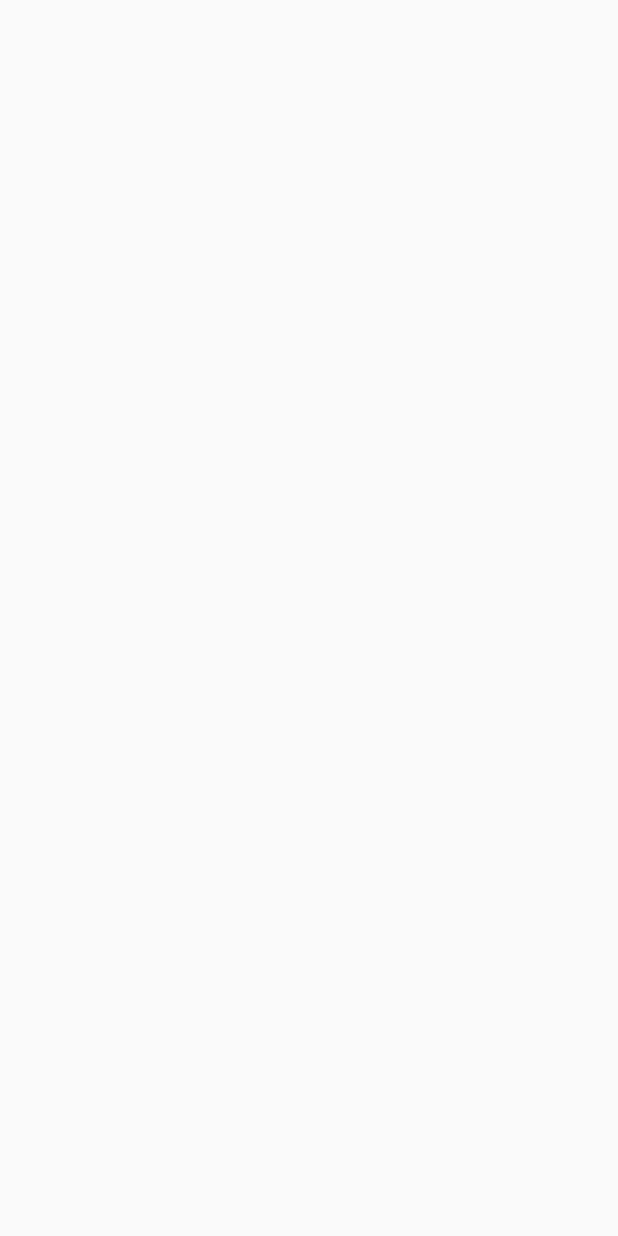
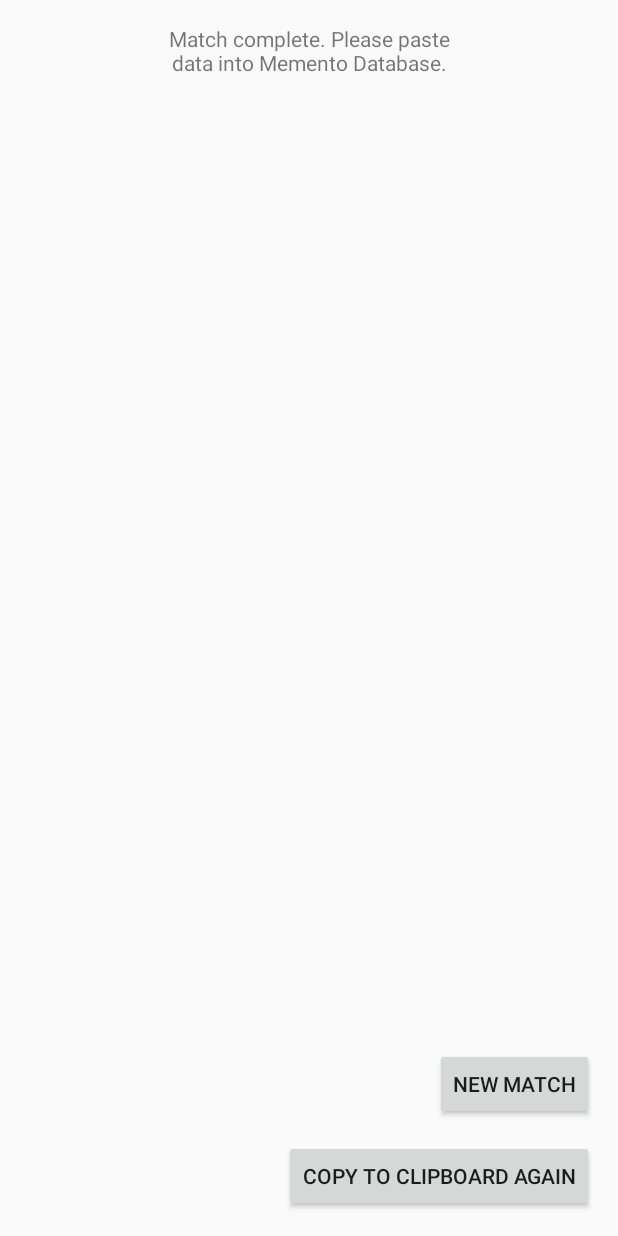
Before and after one commit to GSeve4/TeleopApplication, an Android app: the ReviewActivity screen opened directly, with no data from a screen before it, on a phone screen of 412 x 824 dp. Before the commit the screen is empty. Run offline under Robolectric (Android 15) with nearby library versions, the phone set to English and light mode, and no system bars.

Commit message:
Finalized version 1.0 with many changes. Bug testing begins now.
 - Added some details like title on title screen, singularity icon for app icon
 - Moved more hard-coded strings to strings.xml
 - Finished review screen 1.0. It's very basic with no convenient way f reviewing data... yet.
 - Data *appears* to be recorded and saved to the result string properly.

```diff
--- a/app/src/main/AndroidManifest.xml
+++ b/app/src/main/AndroidManifest.xml
@@ -4,7 +4,7 @@
 
     <application
         android:allowBackup="true"
-        android:icon="@mipmap/ic_launcher"
+        android:icon="@mipmap/singularity_launcher"
         android:label="@string/app_name"
         android:supportsRtl="true"
         android:theme="@style/AppTheme">
--- a/app/src/main/java/salinesingularity/singularitytimingapplication/StartActivity.java
+++ b/app/src/main/java/salinesingularity/singularitytimingapplication/StartActivity.java
@@ -5,7 +5,7 @@ import android.support.v7.app.AppCompatActivity;
 import android.os.Bundle;
 import android.view.View;
 import android.widget.Button;
-
+import android.widget.TextView;
 
 
 public class StartActivity extends AppCompatActivity {
@@ -18,6 +18,10 @@ public class StartActivity extends AppCompatActivity {
     {
         super.onCreate(savedInstanceState);
         setContentView(R.layout.activity_start);
+
+        TextView tvTitle = (TextView) findViewById(R.id.tvTitle);
+        tvTitle.setText(getString(R.string.app_name) + " v" + getString(R.string.app_version));
+
         startButton = (Button) findViewById(R.id.btnStart);
         startButton.setOnClickListener(new View.OnClickListener()
         {
--- a/app/src/main/res/layout/activity_review.xml
+++ b/app/src/main/res/layout/activity_review.xml
@@ -1,5 +1,6 @@
 <?xml version="1.0" encoding="utf-8"?>
 <RelativeLayout xmlns:android="http://schemas.android.com/apk/res/android"
+    xmlns:app="http://schemas.android.com/apk/res-auto"
     xmlns:tools="http://schemas.android.com/tools"
     android:id="@+id/activity_review"
     android:layout_width="match_parent"
@@ -10,4 +11,35 @@
     android:paddingTop="@dimen/activity_vertical_margin"
     tools:context="salinesingularity.singularitytimingapplication.ReviewActivity">
 
+    <TextView
+        android:text="@string/review_screen_text"
+        android:layout_width="@dimen/review_text_width"
+        android:layout_height="wrap_content"
+        android:id="@+id/textView2"
+        android:gravity="center"
+        android:layout_alignParentTop="true"
+        android:layout_centerHorizontal="true" />
+
+    <Button
+        android:text="@string/copy_data"
+        android:layout_width="wrap_content"
+        android:layout_height="wrap_content"
+        android:id="@+id/btnCopyDataAgain"
+        android:layout_alignParentBottom="true"
+        android:layout_alignParentRight="true"
+        android:layout_alignParentEnd="true"
+        android:onClick="onCopyToClipboard" />
+
+    <Button
+        android:text="@string/new_match"
+        android:layout_width="wrap_content"
+        android:layout_height="wrap_content"
+        android:id="@+id/button"
+        android:layout_above="@+id/btnCopyDataAgain"
+        android:layout_alignParentRight="true"
+        android:layout_alignParentEnd="true"
+        android:layout_marginBottom="13dp"
+        android:elevation="0dp"
+        android:onClick="onNewMatch" />
+
 </RelativeLayout>
--- a/app/src/main/res/values/dimens.xml
+++ b/app/src/main/res/values/dimens.xml
@@ -7,4 +7,5 @@
     <dimen name="row_title_width">40dp</dimen>
     <dimen name="small_vert_padding">10dp</dimen>
     <dimen name="lowHighGoalTvWidth">65dp</dimen>
+    <dimen name="review_text_width">200dp</dimen>
 </resources>
--- a/app/src/main/res/values/strings.xml
+++ b/app/src/main/res/values/strings.xml
@@ -1,5 +1,6 @@
 <resources>
-    <string name="app_name">Singularity Scouting Application</string>
+    <string name="app_name">Singularity Scouting</string>
+    <string name="app_version">1.0</string>
 
     <string name="title_activity_game">GameActivity</string>
     <string name="gear_dropped">Gear Dropped</string>
@@ -28,4 +29,8 @@
         sensitive. It will then copy data to your clipboard, you must paste this into the
         \"Data from teleop app\" text box under the \"Midgame\" tab in Memento.</string>
     <string name="dialogEndGame">Tap one more time to end game</string>
+    <string name="review_screen_text">Match complete. Please paste data into Memento Database.</string>
+    <string name="copy_data">Copy To Clipboard Again</string>
+    <string name="new_match">New Match</string>
+    <string name="start_match">Start Match</string>
 </resources>
```
Also changed, not shown: app/src/main/java/salinesingularity/singularitytimingapplication/GameActivity.java (+25 -1 lines), app/src/main/java/salinesingularity/singularitytimingapplication/ReviewActivity.java (+22 -0 lines), app/src/main/res/layout/activity_start.xml (+11 -2 lines), app/src/main/res/mipmap-hdpi/singularity_launcher.png (added), app/src/main/res/mipmap-mdpi/singularity_launcher.png (added), app/src/main/res/mipmap-xhdpi/singularity_launcher.png (added), app/src/main/res/mipmap-xxhdpi/singularity_launcher.png (added), app/src/main/res/mipmap-xxxhdpi/singularity_launcher.png (added), app/src/main/singularity_launcher-web.png (added).
